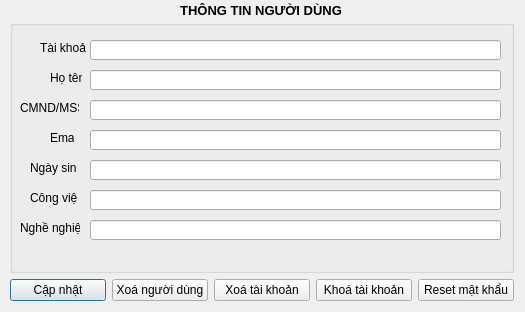
Qt form Qt GUI/LIBPRO/edituser.ui (quocanh1897/LibraryPro---Qt-app) before a commit.
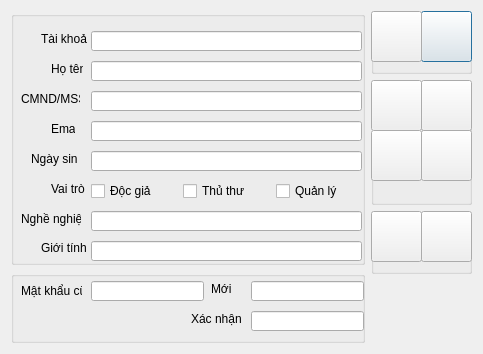
The same form after that commit. Icons and pictures are not drawn.

```diff
--- a/Qt GUI/LIBPRO/edituser.ui
+++ b/Qt GUI/LIBPRO/edituser.ui
@@ -6,8 +6,8 @@
    <rect>
     <x>0</x>
     <y>0</y>
-    <width>525</width>
-    <height>312</height>
+    <width>483</width>
+    <height>354</height>
    </rect>
   </property>
   <property name="windowTitle">
@@ -17,16 +17,9 @@
    <iconset resource="src.qrc">
     <normaloff>:/images/users.png</normaloff>:/images/users.png</iconset>
   </property>
-  <widget class="QWidget" name="layoutWidget">
-   <property name="geometry">
-    <rect>
-     <x>10</x>
-     <y>20</y>
-     <width>504</width>
-     <height>281</height>
-    </rect>
-   </property>
-   <layout class="QVBoxLayout" name="verticalLayout_2">
+  <layout class="QHBoxLayout" name="horizontalLayout_2" stretch="7,2">
+   <item>
+    <layout class="QVBoxLayout" name="verticalLayout_2" stretch="7,2">
     <item>
      <widget class="QGroupBox" name="groupBox">
       <property name="title">
@@ -35,14 +28,14 @@
       <widget class="QLabel" name="label_6">
        <property name="geometry">
         <rect>
-         <x>20</x>
+          <x>40</x>
          <y>170</y>
          <width>47</width>
          <height>16</height>
         </rect>
        </property>
        <property name="text">
-        <string>Công việc</string>
+         <string>Vai trò</string>
        </property>
       </widget>
       <widget class="QLabel" name="label_3">
@@ -128,7 +121,7 @@
         <rect>
          <x>80</x>
          <y>20</y>
-         <width>411</width>
+          <width>271</width>
          <height>20</height>
         </rect>
        </property>
@@ -138,7 +131,7 @@
         <rect>
          <x>80</x>
          <y>50</y>
-         <width>411</width>
+          <width>271</width>
          <height>20</height>
         </rect>
        </property>
@@ -148,7 +141,7 @@
         <rect>
          <x>80</x>
          <y>80</y>
-         <width>411</width>
+          <width>271</width>
          <height>20</height>
         </rect>
        </property>
@@ -158,7 +151,7 @@
         <rect>
          <x>80</x>
          <y>110</y>
-         <width>411</width>
+          <width>271</width>
          <height>20</height>
         </rect>
        </property>
@@ -168,17 +161,7 @@
         <rect>
          <x>80</x>
          <y>140</y>
-         <width>411</width>
-         <height>20</height>
-        </rect>
-       </property>
-      </widget>
-      <widget class="QLineEdit" name="lineEdit_congviec">
-       <property name="geometry">
-        <rect>
-         <x>80</x>
-         <y>170</y>
-         <width>411</width>
+          <width>271</width>
          <height>20</height>
         </rect>
        </property>
@@ -188,11 +171,67 @@
         <rect>
          <x>80</x>
          <y>200</y>
-         <width>411</width>
+          <width>271</width>
          <height>20</height>
         </rect>
        </property>
       </widget>
+       <widget class="QLabel" name="label_8">
+        <property name="geometry">
+         <rect>
+          <x>30</x>
+          <y>230</y>
+          <width>47</width>
+          <height>13</height>
+         </rect>
+        </property>
+        <property name="text">
+         <string>Giới tính</string>
+        </property>
+       </widget>
+       <widget class="QLineEdit" name="lineEdit_gioitinh">
+        <property name="geometry">
+         <rect>
+          <x>80</x>
+          <y>230</y>
+          <width>271</width>
+          <height>20</height>
+         </rect>
+        </property>
+       </widget>
+       <widget class="QWidget" name="">
+        <property name="geometry">
+         <rect>
+          <x>80</x>
+          <y>170</y>
+          <width>271</width>
+          <height>20</height>
+         </rect>
+        </property>
+        <layout class="QHBoxLayout" name="horizontalLayout">
+         <item>
+          <widget class="QCheckBox" name="checkBox_dg">
+           <property name="text">
+            <string>Độc giả</string>
+           </property>
+          </widget>
+         </item>
+         <item>
+          <widget class="QCheckBox" name="checkBox_tt">
+           <property name="text">
+            <string>Thủ thư</string>
+           </property>
+          </widget>
+         </item>
+         <item>
+          <widget class="QCheckBox" name="checkBox_ql">
+           <property name="text">
+            <string>Quản lý</string>
+           </property>
+          </widget>
+         </item>
+        </layout>
+       </widget>
       <zorder>lineEdit_cmnd</zorder>
       <zorder>lineEdit_email</zorder>
       <zorder>lineEdit_ngaysinh</zorder>
@@ -210,91 +249,373 @@
      </widget>
     </item>
     <item>
-     <layout class="QHBoxLayout" name="horizontalLayout_8">
+      <widget class="QGroupBox" name="groupBox_pass">
+       <property name="title">
+        <string/>
+       </property>
+       <widget class="QLineEdit" name="lineEdit_mkmoi">
+        <property name="geometry">
+         <rect>
+          <x>240</x>
+          <y>10</y>
+          <width>113</width>
+          <height>20</height>
+         </rect>
+        </property>
+        <property name="echoMode">
+         <enum>QLineEdit::Password</enum>
+        </property>
+       </widget>
+       <widget class="QLineEdit" name="lineEdit_xacnhan">
+        <property name="geometry">
+         <rect>
+          <x>240</x>
+          <y>40</y>
+          <width>113</width>
+          <height>20</height>
+         </rect>
+        </property>
+        <property name="echoMode">
+         <enum>QLineEdit::Password</enum>
+        </property>
+       </widget>
+       <widget class="QLabel" name="label_10">
+        <property name="geometry">
+         <rect>
+          <x>200</x>
+          <y>10</y>
+          <width>31</width>
+          <height>16</height>
+         </rect>
+        </property>
+        <property name="text">
+         <string>Mới</string>
+        </property>
+       </widget>
+       <widget class="QLabel" name="label_11">
+        <property name="geometry">
+         <rect>
+          <x>180</x>
+          <y>40</y>
+          <width>51</width>
+          <height>16</height>
+         </rect>
+        </property>
+        <property name="text">
+         <string>Xác nhận</string>
+        </property>
+       </widget>
+       <widget class="QLabel" name="label_9">
+        <property name="geometry">
+         <rect>
+          <x>10</x>
+          <y>10</y>
+          <width>61</width>
+          <height>20</height>
+         </rect>
+        </property>
+        <property name="text">
+         <string>Mật khẩu cũ</string>
+        </property>
+       </widget>
+       <widget class="QLineEdit" name="lineEdit_mkcu">
+        <property name="geometry">
+         <rect>
+          <x>80</x>
+          <y>10</y>
+          <width>113</width>
+          <height>20</height>
+         </rect>
+        </property>
+        <property name="echoMode">
+         <enum>QLineEdit::Password</enum>
+        </property>
+       </widget>
+      </widget>
+     </item>
+    </layout>
+   </item>
       <item>
+    <layout class="QVBoxLayout" name="verticalLayout" stretch="1,2,1,1">
+     <item>
+      <widget class="QGroupBox" name="groupBox_user">
+       <property name="title">
+        <string/>
+       </property>
        <widget class="QPushButton" name="pushButton_update">
-        <property name="text">
+        <property name="geometry">
+         <rect>
+          <x>50</x>
+          <y>0</y>
+          <width>51</width>
+          <height>51</height>
+         </rect>
+        </property>
+        <property name="toolTip">
          <string>Cập nhật</string>
         </property>
+        <property name="statusTip">
+         <string>Cập nhật thông tin đã thay đổi</string>
+        </property>
+        <property name="styleSheet">
+         <string notr="true"> </string>
+        </property>
+        <property name="text">
+         <string/>
+        </property>
+        <property name="icon">
+         <iconset resource="src.qrc">
+          <normaloff>:/images/update2.png</normaloff>:/images/update2.png</iconset>
+        </property>
+        <property name="iconSize">
+         <size>
+          <width>40</width>
+          <height>40</height>
+         </size>
+        </property>
        </widget>
-      </item>
-      <item>
-       <widget class="QPushButton" name="pushButton">
+       <widget class="QPushButton" name="pushButton_2">
+        <property name="geometry">
+         <rect>
+          <x>0</x>
+          <y>0</y>
+          <width>51</width>
+          <height>51</height>
+         </rect>
+        </property>
+        <property name="toolTip">
+         <string>Sửa thông tin</string>
+        </property>
+        <property name="statusTip">
+         <string>Sửa đổi thông tin tài khoản này</string>
+        </property>
         <property name="text">
-         <string>Xoá người dùng</string>
+         <string/>
         </property>
+        <property name="icon">
+         <iconset resource="src.qrc">
+          <normaloff>:/images/ucontract.png</normaloff>:/images/ucontract.png</iconset>
+        </property>
+        <property name="iconSize">
+         <size>
+          <width>40</width>
+          <height>40</height>
+         </size>
+        </property>
        </widget>
+      </widget>
       </item>
       <item>
+      <widget class="QGroupBox" name="groupBox_admin">
+       <property name="title">
+        <string/>
+       </property>
+       <widget class="QPushButton" name="pushButton_reset">
+        <property name="geometry">
+         <rect>
+          <x>0</x>
+          <y>0</y>
+          <width>51</width>
+          <height>51</height>
+         </rect>
+        </property>
+        <property name="toolTip">
+         <string>Khoá/Mở khoá tài khoản</string>
+        </property>
+        <property name="statusTip">
+         <string>Khoá/Mở khoá tài khoản này</string>
+        </property>
+        <property name="styleSheet">
+         <string notr="true"/>
+        </property>
+        <property name="text">
+         <string/>
+        </property>
+        <property name="icon">
+         <iconset>
+          <selectedoff>:/images/reset2.png</selectedoff>
+         </iconset>
+        </property>
+        <property name="iconSize">
+         <size>
+          <width>49</width>
+          <height>61</height>
+         </size>
+        </property>
+        <property name="checkable">
+         <bool>true</bool>
+        </property>
+       </widget>
+       <widget class="QPushButton" name="pushButton_lock">
+        <property name="geometry">
+         <rect>
+          <x>50</x>
+          <y>0</y>
+          <width>51</width>
+          <height>51</height>
+         </rect>
+        </property>
+        <property name="toolTip">
+         <string>Đặt lại mật khẩu</string>
+        </property>
+        <property name="statusTip">
+         <string>Reset mật khẩu cho tài khoản này</string>
+        </property>
+        <property name="styleSheet">
+         <string notr="true"/>
+        </property>
+        <property name="text">
+         <string/>
+        </property>
+        <property name="icon">
+         <iconset resource="src.qrc">
+          <normaloff>:/images/select_code-512.png</normaloff>:/images/select_code-512.png</iconset>
+        </property>
+        <property name="iconSize">
+         <size>
+          <width>40</width>
+          <height>40</height>
+         </size>
+        </property>
+        <property name="autoDefault">
+         <bool>true</bool>
+        </property>
+       </widget>
        <widget class="QPushButton" name="pushButton_del">
-        <property name="text">
+        <property name="geometry">
+         <rect>
+          <x>0</x>
+          <y>50</y>
+          <width>51</width>
+          <height>51</height>
+         </rect>
+        </property>
+        <property name="toolTip">
          <string>Xoá tài khoản</string>
         </property>
+        <property name="statusTip">
+         <string>Xoá tài khoản này khỏi hệ thống</string>
+        </property>
+        <property name="autoFillBackground">
+         <bool>true</bool>
+        </property>
+        <property name="styleSheet">
+         <string notr="true"/>
+        </property>
+        <property name="text">
+         <string/>
+        </property>
+        <property name="icon">
+         <iconset resource="src.qrc">
+          <normaloff>:/images/del3.png</normaloff>:/images/del3.png</iconset>
+        </property>
+        <property name="iconSize">
+         <size>
+          <width>40</width>
+          <height>40</height>
+         </size>
+        </property>
+        <property name="autoRepeat">
+         <bool>true</bool>
+        </property>
        </widget>
-      </item>
-      <item>
-       <widget class="QPushButton" name="pushButton_lock">
+       <widget class="QPushButton" name="pushButton_deall">
+        <property name="geometry">
+         <rect>
+          <x>50</x>
+          <y>50</y>
+          <width>51</width>
+          <height>51</height>
+         </rect>
+        </property>
+        <property name="toolTip">
+         <string>Xoá người dùng</string>
+        </property>
+        <property name="statusTip">
+         <string>Xoá người dùng này ra khỏi hệ thống</string>
+        </property>
         <property name="text">
-         <string>Khoá tài khoản</string>
+         <string/>
         </property>
+        <property name="icon">
+         <iconset resource="src.qrc">
+          <normaloff>:/images/del2.png</normaloff>:/images/del2.png</iconset>
+        </property>
+        <property name="iconSize">
+         <size>
+          <width>40</width>
+          <height>40</height>
+         </size>
+        </property>
        </widget>
+      </widget>
       </item>
       <item>
-       <widget class="QPushButton" name="pushButton_reset">
+      <widget class="QGroupBox" name="groupBox_profile">
+       <property name="title">
+        <string/>
+       </property>
+       <widget class="QPushButton" name="pushButton_changepass">
+        <property name="geometry">
+         <rect>
+          <x>0</x>
+          <y>0</y>
+          <width>51</width>
+          <height>51</height>
+         </rect>
+        </property>
+        <property name="toolTip">
+         <string>Đổi mật khẩu</string>
+        </property>
         <property name="text">
-         <string>Reset mật khẩu</string>
+         <string/>
         </property>
+        <property name="icon">
+         <iconset resource="src.qrc">
+          <normaloff>:/images/select_code-512.png</normaloff>:/images/select_code-512.png</iconset>
+        </property>
+        <property name="iconSize">
+         <size>
+          <width>40</width>
+          <height>40</height>
+         </size>
+        </property>
        </widget>
-      </item>
-     </layout>
-    </item>
-   </layout>
-  </widget>
-  <widget class="QWidget" name="layoutWidget">
+       <widget class="QPushButton" name="pushButton_savepass">
    <property name="geometry">
     <rect>
-     <x>10</x>
+          <x>50</x>
      <y>0</y>
-     <width>501</width>
-     <height>22</height>
-    </rect>
-   </property>
-   <layout class="QHBoxLayout" name="horizontalLayout_9">
-    <item>
-     <spacer name="horizontalSpacer">
-      <property name="orientation">
-       <enum>Qt::Horizontal</enum>
-      </property>
-      <property name="sizeHint" stdset="0">
+          <width>51</width>
+          <height>51</height>
+         </rect>
+        </property>
+        <property name="text">
+         <string/>
+        </property>
+        <property name="icon">
+         <iconset resource="src.qrc">
+          <normaloff>:/images/floppy-disk.png</normaloff>:/images/floppy-disk.png</iconset>
+        </property>
+        <property name="iconSize">
        <size>
         <width>40</width>
-        <height>20</height>
-       </size>
-      </property>
-     </spacer>
+          <height>40</height>
+         </size>
+        </property>
+       </widget>
+      </widget>
     </item>
     <item>
-     <widget class="QLabel" name="label_8">
+      <widget class="QLabel" name="status">
       <property name="text">
-       <string>&lt;html&gt;&lt;head/&gt;&lt;body&gt;&lt;p align=&quot;center&quot;&gt;&lt;span style=&quot; font-size:10pt; font-weight:600;&quot;&gt;THÔNG TIN NGƯỜI DÙNG&lt;/span&gt;&lt;/p&gt;&lt;/body&gt;&lt;/html&gt;</string>
+        <string/>
       </property>
      </widget>
     </item>
-    <item>
-     <spacer name="horizontalSpacer_2">
-      <property name="orientation">
-       <enum>Qt::Horizontal</enum>
-      </property>
-      <property name="sizeHint" stdset="0">
-       <size>
-        <width>40</width>
-        <height>20</height>
-       </size>
-      </property>
-     </spacer>
-    </item>
-   </layout>
-  </widget>
+    </layout>
+   </item>
+  </layout>
  </widget>
  <resources>
   <include location="src.qrc"/>
```
Left out of the diff: 8 changed lines with no effect on the pictures. Lines whose indentation alone changed are shown as unchanged.
